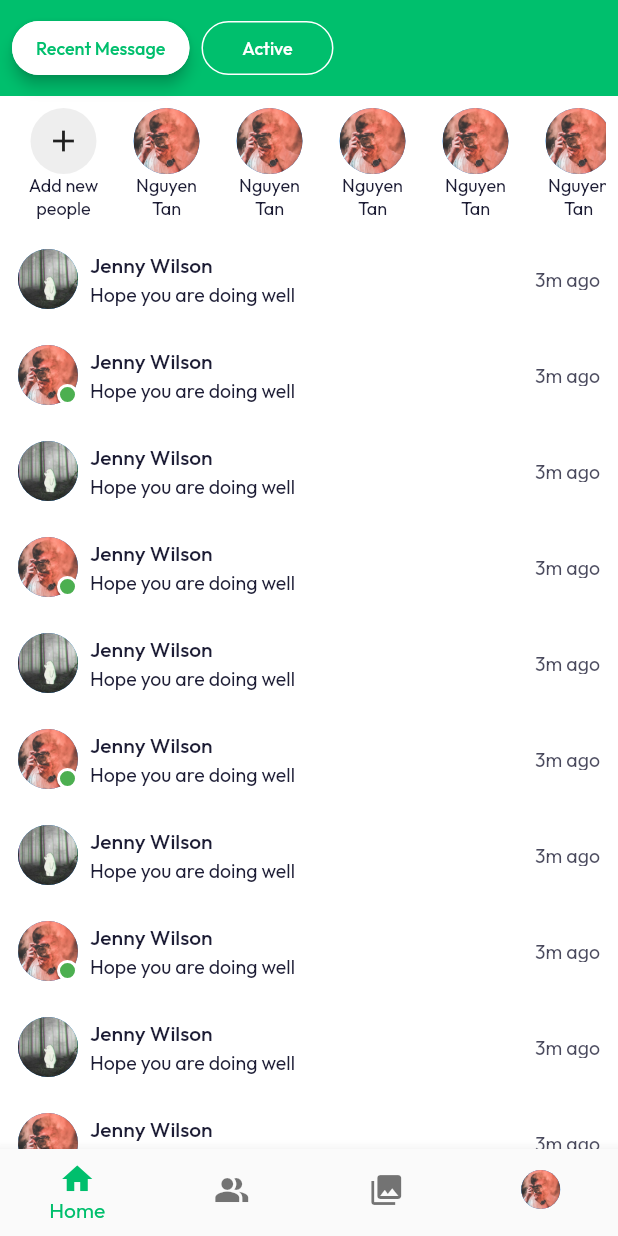
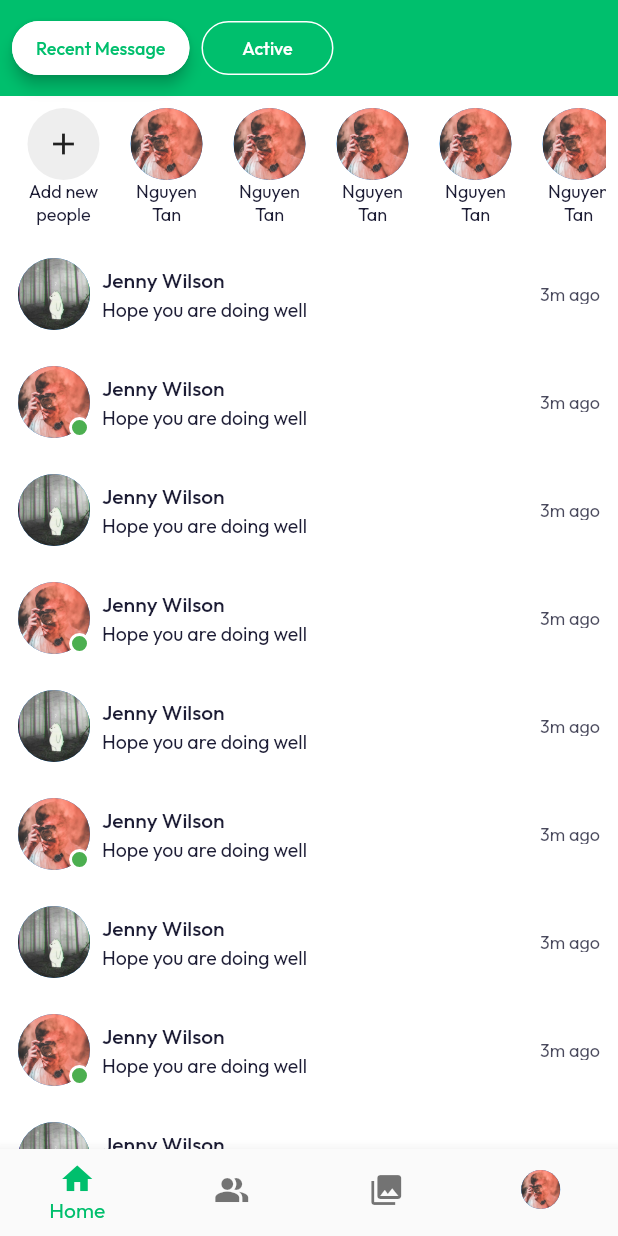
Before and after one commit to nguyentan2808/flutter-messenger-app, a Flutter app: the HomeScreen screen opened directly, on a phone screen of 412 x 824 dp. Run offline on Flutter 3.47's test engine with Material 2 defaults, Android fonts, the phone set to English and light mode, and no system bars; our stand-ins replace device_preview, flutter_svg, get, get_storage, google_fonts, settings_ui; accounts and stored records are empty.

Commit message:
refactor: src conversations screen

```diff
--- a/lib/screens/chats/chats_screen.dart
+++ /dev/null
@@ -1,186 +0,0 @@
-// ignore_for_file: unnecessary_const
-
-import 'package:flutter/material.dart';
-import '../../../components/filled_outline_button.dart';
-import '../chat_detail/chat_detail_screen.dart';
-
-class ChatsScreen extends StatelessWidget {
-  const ChatsScreen({Key? key}) : super(key: key);
-
-  void handleOpenChatDetail(BuildContext context) {
-    Navigator.of(context).push(
-      MaterialPageRoute(
-        builder: (context) => ChatDetailScreen(),
-      ),
-    );
-  }
-
-  @override
-  Widget build(BuildContext context) {
-    return Column(
-      children: [
-        Container(
-          padding: const EdgeInsets.all(8),
-          color: Theme.of(context).primaryColor,
-          child: Row(children: [
-            FillOutlineButton(press: () {}, text: "Recent Message"),
-            const SizedBox(width: 8),
-            FillOutlineButton(
-              press: () {},
-              text: "Active",
-              isFilled: false,
-            )
-          ]),
-        ),
-        Expanded(
-          child: ListView.builder(
-            itemCount: 20,
-            itemBuilder: (context, index) => index == 0
-                ? Container(
-                    height: 90,
-                    padding: const EdgeInsets.all(8.0),
-                    child: Row(
-                      children: [
-                        Expanded(
-                          child: ListView.builder(
-                            scrollDirection: Axis.horizontal,
-                            itemCount: 20,
-                            itemBuilder: (context, index) => index == 0
-                                ? SizedBox(
-                                    width:
-                                        MediaQuery.of(context).size.width / 6,
-                                    child: Column(
-                                      children: [
-                                        CircleAvatar(
-                                          radius: 22,
-                                          backgroundColor: Colors.grey[200],
-                                          child: const Icon(
-                                            Icons.add,
-                                            color: Colors.black87,
-                                          ),
-                                        ),
-                                        const Text(
-                                          "Add new people",
-                                          maxLines: 2,
-                                          textAlign: TextAlign.center,
-                                          style: TextStyle(
-                                              fontSize: 12,
-                                              overflow: TextOverflow.ellipsis),
-                                        ),
-                                      ],
-                                    ),
-                                  )
-                                : Container(
-                                    padding: const EdgeInsets.symmetric(
-                                        horizontal: 4.0),
-                                    width:
-                                        MediaQuery.of(context).size.width / 6,
-                                    child: Column(
-                                      children: const [
-                                        CircleAvatar(
-                                          radius: 22,
-                                          backgroundImage: AssetImage(
-                                              "assets/images/avatar.jpg"),
-                                        ),
-                                        Text(
-                                          "Nguyen Tan",
-                                          maxLines: 2,
-                                          textAlign: TextAlign.center,
-                                          style: TextStyle(
-                                              fontSize: 12,
-                                              overflow: TextOverflow.ellipsis),
-                                        ),
-                                      ],
-                                    ),
-                                  ),
-                          ),
-                        ),
-                      ],
-                    ),
-                  )
-                : ChatItem(
-                    onPress: () => handleOpenChatDetail(context),
-                    index: index,
-                  ),
-          ),
-        )
-      ],
-    );
-  }
-}
-
-class ChatItem extends StatelessWidget {
-  const ChatItem({Key? key, required this.onPress, required this.index})
-      : super(key: key);
-  final int index;
-  final VoidCallback onPress;
-
-  @override
-  Widget build(BuildContext context) {
-    return InkWell(
-      onTap: onPress,
-      child: Padding(
-        padding: const EdgeInsets.all(12.0),
-        child: Row(
-          children: [
-            Stack(
-              children: [
-                CircleAvatar(
-                  backgroundImage: AssetImage(index % 2 == 0
-                      ? 'assets/images/avatar.jpg'
-                      : 'assets/images/avatar2.jpg'),
-                ),
-                if (index % 2 == 0)
-                  Positioned(
-                    right: 0,
-                    bottom: 0,
-                    child: Container(
-                      height: 14,
-                      width: 14,
-                      decoration: BoxDecoration(
-                        color: Colors.green,
-                        shape: BoxShape.circle,
-                        border: Border.all(
-                            color: Theme.of(context).scaffoldBackgroundColor,
-                            width: 2),
-                      ),
-                    ),
-                  )
-              ],
-            ),
-            Expanded(
-              child: Padding(
-                padding: const EdgeInsets.symmetric(horizontal: 8.0),
-                child: Column(
-                  crossAxisAlignment: CrossAxisAlignment.start,
-                  children: const [
-                    Text(
-                      'Jenny Wilson',
-                      style: TextStyle(fontWeight: FontWeight.w500),
-                    ),
-                    SizedBox(height: 2),
-                    Text(
-                      'Hope you are doing well',
-                      maxLines: 1,
-                      overflow: TextOverflow.ellipsis,
-                      style: TextStyle(fontSize: 13),
-                    )
-                  ],
-                ),
-              ),
-            ),
-            const Opacity(
-              opacity: 0.8,
-              child: Text(
-                "3m ago",
-                style: TextStyle(
-                  fontSize: 13,
-                ),
-              ),
-            )
-          ],
-        ),
-      ),
-    );
-  }
-}
--- /dev/null
+++ b/lib/screens/conversations/components/app_bar.dart
@@ -0,0 +1,26 @@
+import 'package:flutter/material.dart';
+
+import '../../../components/filled_outline_button.dart';
+
+class CustomAppBar extends StatelessWidget {
+  const CustomAppBar({
+    Key? key,
+  }) : super(key: key);
+
+  @override
+  Widget build(BuildContext context) {
+    return Container(
+      padding: const EdgeInsets.all(8),
+      color: Theme.of(context).primaryColor,
+      child: Row(children: [
+        FillOutlineButton(press: () {}, text: "Recent Message"),
+        const SizedBox(width: 8),
+        FillOutlineButton(
+          press: () {},
+          text: "Active",
+          isFilled: false,
+        )
+      ]),
+    );
+  }
+}
--- /dev/null
+++ b/lib/screens/conversations/components/conversation.dart
@@ -0,0 +1,78 @@
+import 'package:flutter/material.dart';
+
+class Conversation extends StatelessWidget {
+  const Conversation({Key? key, required this.onPress, required this.index})
+      : super(key: key);
+  final int index;
+  final VoidCallback onPress;
+
+  @override
+  Widget build(BuildContext context) {
+    return InkWell(
+      onTap: onPress,
+      child: Padding(
+        padding: const EdgeInsets.all(12.0),
+        child: Row(
+          children: [
+            Stack(
+              children: [
+                CircleAvatar(
+                  radius: 24,
+                  backgroundImage: AssetImage(index % 2 == 0
+                      ? 'assets/images/avatar.jpg'
+                      : 'assets/images/avatar2.jpg'),
+                ),
+                if (index % 2 == 0)
+                  Positioned(
+                    right: 0,
+                    bottom: 0,
+                    child: Container(
+                      height: 14,
+                      width: 14,
+                      decoration: BoxDecoration(
+                        color: Colors.green,
+                        shape: BoxShape.circle,
+                        border: Border.all(
+                            color: Theme.of(context).scaffoldBackgroundColor,
+                            width: 2),
+                      ),
+                    ),
+                  )
+              ],
+            ),
+            Expanded(
+              child: Padding(
+                padding: const EdgeInsets.symmetric(horizontal: 8.0),
+                child: Column(
+                  crossAxisAlignment: CrossAxisAlignment.start,
+                  children: const [
+                    Text(
+                      'Jenny Wilson',
+                      style: TextStyle(fontWeight: FontWeight.w500),
+                    ),
+                    SizedBox(height: 2),
+                    Text(
+                      'Hope you are doing well',
+                      maxLines: 1,
+                      overflow: TextOverflow.ellipsis,
+                      style: TextStyle(fontSize: 13),
+                    )
+                  ],
+                ),
+              ),
+            ),
+            const Opacity(
+              opacity: 0.8,
+              child: Text(
+                "3m ago",
+                style: TextStyle(
+                  fontSize: 12,
+                ),
+              ),
+            )
+          ],
+        ),
+      ),
+    );
+  }
+}
--- /dev/null
+++ b/lib/screens/conversations/components/horizontal_list.dart
@@ -0,0 +1,87 @@
+import 'package:flutter/material.dart';
+import 'package:get/get.dart';
+
+class HorizontalList extends StatelessWidget {
+  const HorizontalList({
+    Key? key,
+  }) : super(key: key);
+
+  @override
+  Widget build(BuildContext context) {
+    return Container(
+      height: 96,
+      padding: const EdgeInsets.all(8.0),
+      child: Row(
+        children: [
+          Expanded(
+            child: ListView.builder(
+              scrollDirection: Axis.horizontal,
+              itemCount: 20,
+              itemBuilder: (context, index) =>
+                  index == 0 ? const AddMorePeople() : const People(),
+            ),
+          ),
+        ],
+      ),
+    );
+  }
+}
+
+class People extends StatelessWidget {
+  const People({
+    Key? key,
+  }) : super(key: key);
+
+  @override
+  Widget build(BuildContext context) {
+    return Container(
+      padding: const EdgeInsets.symmetric(horizontal: 4.0),
+      width: Get.width / 6,
+      child: Column(
+        children: const [
+          CircleAvatar(
+            radius: 24,
+            backgroundImage: AssetImage("assets/images/avatar.jpg"),
+          ),
+          Text(
+            "Nguyen Tan",
+            maxLines: 2,
+            textAlign: TextAlign.center,
+            style: TextStyle(fontSize: 12, overflow: TextOverflow.ellipsis),
+          ),
+        ],
+      ),
+    );
+  }
+}
+
+class AddMorePeople extends StatelessWidget {
+  const AddMorePeople({
+    Key? key,
+  }) : super(key: key);
+
+  @override
+  Widget build(BuildContext context) {
+    return SizedBox(
+      width: Get.width / 6,
+      child: Column(
+        children: [
+          CircleAvatar(
+            radius: 24,
+            backgroundColor: Colors.grey[200],
+            child: const Icon(
+              Icons.add,
+              color: Colors.black87,
+            ),
+          ),
+          const Text(
+            "Add new people",
+            maxLines: 2,
+            textAlign: TextAlign.center,
+            style: TextStyle(fontSize: 12, overflow: TextOverflow.ellipsis),
+          ),
+        ],
+      ),
+    );
+  }
+}
--- /dev/null
+++ b/lib/screens/conversations/conversations.dart
@@ -0,0 +1,37 @@
+import 'package:flutter/material.dart';
+import 'package:get/get.dart';
+import '../chat_detail/chat_detail_screen.dart';
+import 'components/app_bar.dart';
+import 'components/conversation.dart';
+import 'components/horizontal_list.dart';
+
+class Conversations extends StatelessWidget {
+  const Conversations({Key? key}) : super(key: key);
+
+  void handleOpenChatDetail() {
+    Get.to(
+      () => ChatDetailScreen(),
+      transition: Transition.cupertinoDialog,
+    );
+  }
+
+  @override
+  Widget build(BuildContext context) {
+    return Column(
+      children: [
+        const CustomAppBar(),
+        Expanded(
+          child: ListView.builder(
+            itemCount: 20,
+            itemBuilder: (context, index) => index == 0
+                ? const HorizontalList()
+                : Conversation(
+                    onPress: () => handleOpenChatDetail(),
+                    index: index,
+                  ),
+          ),
+        )
+      ],
+    );
+  }
+}
--- a/lib/screens/home/home_screen.dart
+++ b/lib/screens/home/home_screen.dart
@@ -1,13 +1,13 @@
 import 'package:flutter/material.dart';
 
 import '../Setting/setting_screen.dart';
-import '../chats/chats_screen.dart';
+import '../conversations/conversations.dart';
 import 'components/bottom_navigation.dart';
 
 class HomeScreen extends StatefulWidget {
   HomeScreen({Key? key}) : super(key: key);
   final List<Widget> tabs = [
-    const ChatsScreen(),
+    const Conversations(),
     const S2(),
     const S3(),
     const SettingScreen()
```
Also changed, not shown: lib/screens/chats/components/body.dart (deleted, +0 -121 lines).
